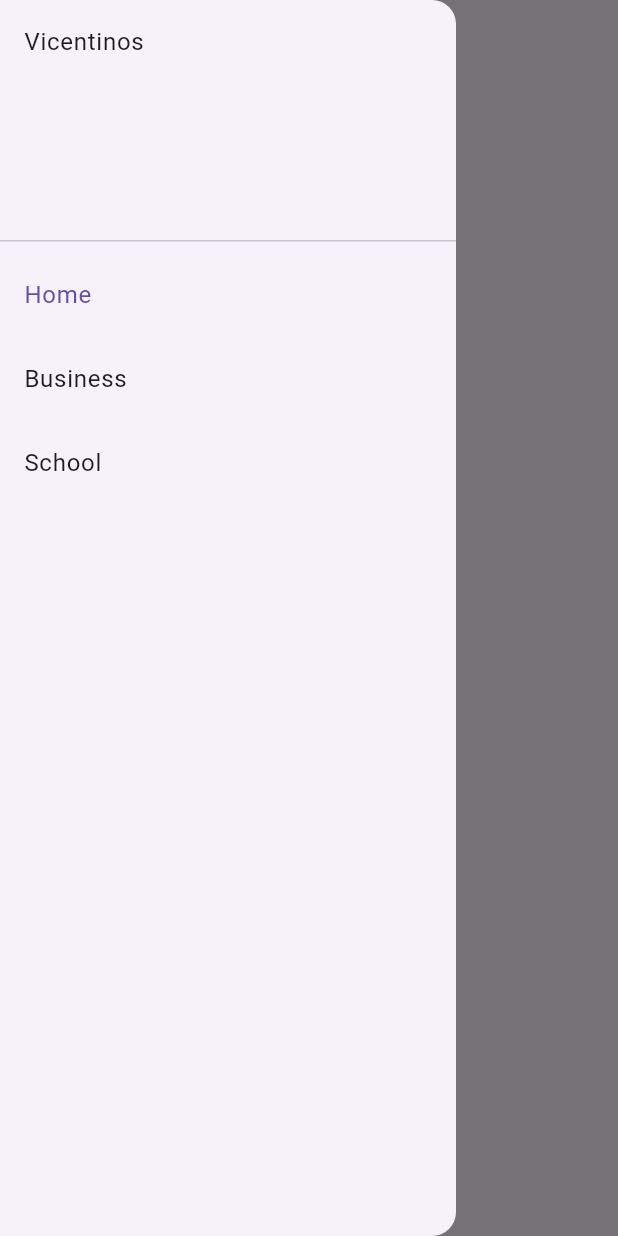
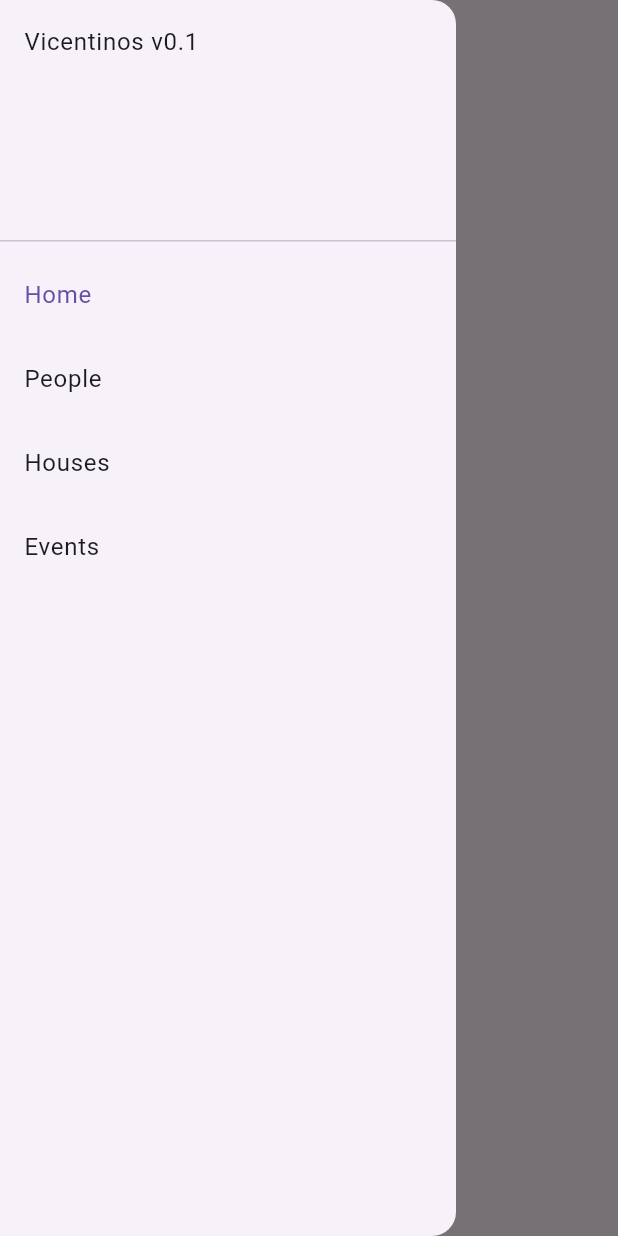
Before and after one commit to tarsislimadev/vicentinos, a Flutter app: the screen it shows after launch, with the side drawer open, on a phone screen of 412 x 824 dp. Run offline on Flutter 3.47's test engine with Material 3 defaults, Android fonts, the phone set to English and light mode, and no system bars.

Commit message:
Updating app files

```diff
--- a/src/app/lib/main.dart
+++ b/src/app/lib/main.dart
@@ -22,8 +22,9 @@ class _MyHomePageState extends State<MyHomePage> {
 
   static const List<Widget> _widgetOptions = <Widget>[
     Text('Home'),
-    Text('Business'),
-    Text('School'),
+    Text('People'),
+    Text('Houses'),
+    Text('Events'),
   ];
 
   void _onItemTapped(int index) {
@@ -48,7 +49,7 @@ class _MyHomePageState extends State<MyHomePage> {
       drawer: Drawer(
         child: ListView(
           children: [
-            const DrawerHeader(child: const Text('Vicentinos')),
+            const DrawerHeader(child: const Text('Vicentinos v0.1')),
             ListTile(
               title: const Text('Home'),
               selected: _selectedIndex == 0,
@@ -58,7 +59,7 @@ class _MyHomePageState extends State<MyHomePage> {
               },
             ),
             ListTile(
-              title: const Text('Business'),
+              title: const Text('People'),
               selected: _selectedIndex == 1,
               onTap: () {
                 _onItemTapped(1);
@@ -66,10 +67,18 @@ class _MyHomePageState extends State<MyHomePage> {
               },
             ),
             ListTile(
-              title: const Text('School'),
+              title: const Text('Houses'),
               selected: _selectedIndex == 2,
               onTap: () {
                 _onItemTapped(2);
+                Navigator.pop(context);
+              },
+            ),
+            ListTile(
+              title: const Text('Events'),
+              selected: _selectedIndex == 3,
+              onTap: () {
+                _onItemTapped(3);
                 Navigator.pop(context);
               },
             ),
```
